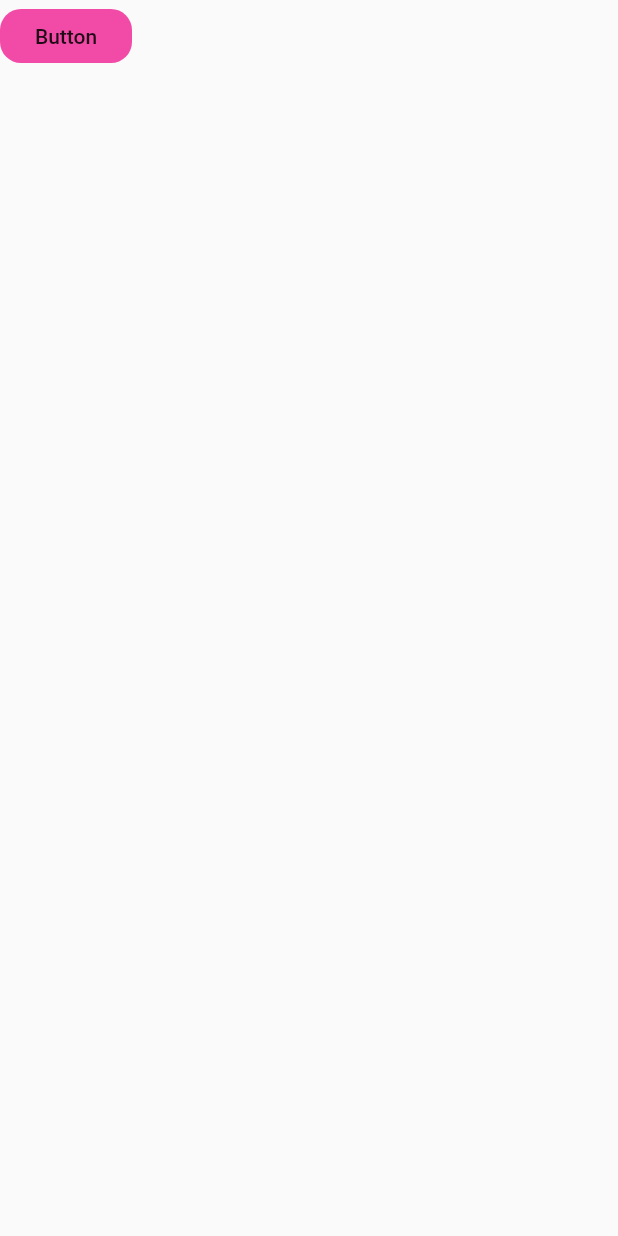
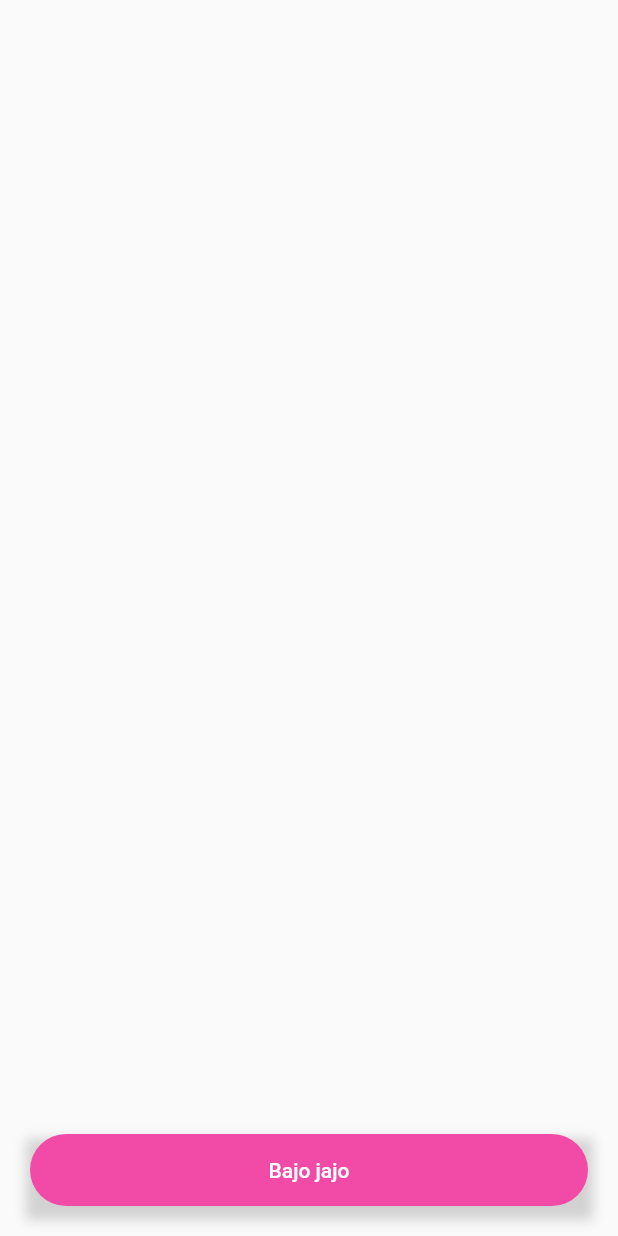
Before and after one commit to skrzypak/Bit-Festival-Hackathon-2020, a Flutter app: the HomeScreen screen opened directly, on a phone screen of 412 x 824 dp. Run offline on Flutter 3.47's test engine with Material 2 defaults, Android fonts, the phone set to English and light mode, and no system bars.

Commit message:
button, shadow, main screen

```diff
--- a/Flutter/corona_info/lib/main.dart
+++ b/Flutter/corona_info/lib/main.dart
@@ -1,3 +1,4 @@
+import 'package:corona_info/screens/home/homeScreen.dart';
 import 'package:corona_info/widgets/BottomButton.dart';
 import 'package:flutter/material.dart';
 
@@ -14,7 +15,7 @@ class MyApp extends StatelessWidget {
         primarySwatch: Colors.blue,
         visualDensity: VisualDensity.adaptivePlatformDensity,
       ),
-      home: MyHomePage(title: 'Flutter Demo Home Page'),
+      home: HomeScreen(),        // <------ home page
     );
   }
 }
@@ -37,7 +38,7 @@ class _MyHomePageState extends State<MyHomePage> {
       ),
       body: Column(
         children:<Widget>[
-          BottomButton(),
+         Text("Hello")
         ]
       ),
 
--- a/Flutter/corona_info/lib/screens/home/homeScreen.dart
+++ b/Flutter/corona_info/lib/screens/home/homeScreen.dart
@@ -1,20 +1,21 @@
 import 'package:corona_info/widgets/BottomButton.dart';
 import 'package:flutter/material.dart';
 
-class HomeScreen extends StatefulWidget {
+class HomeScreen extends StatelessWidget {
   HomeScreen();
-  //HomeScreen({Key key}) : super(key: key);
-
-  @override
-  _HomeScreenState createState() => _HomeScreenState();
-}
-
-class _HomeScreenState extends State<HomeScreen> {
 
   @override
   Widget build(BuildContext context) {
     return Scaffold(
-      body: BottomButton(),
+      body: Center(
+        child: Column(
+          crossAxisAlignment: CrossAxisAlignment.stretch,
+          mainAxisAlignment: MainAxisAlignment.end,
+          children: [
+            BottomButton("Bajo jajo"),
+          ],
+        ),
+      ),
     );
   }
 }
--- a/Flutter/corona_info/lib/widgets/BottomButton.dart
+++ b/Flutter/corona_info/lib/widgets/BottomButton.dart
@@ -1,15 +1,35 @@
 import 'package:corona_info/utils/Colors.dart';
 import 'package:flutter/material.dart';
 
-class BottomButton extends StatelessWidget{
+import 'Shadow.dart';
+
+class BottomButton extends StatelessWidget {
+  String title;
+  BottomButton(this.title);
+
   @override
   Widget build(BuildContext context) {
-   return Container(
-      child: FlatButton(
+    return Padding(
+      padding: const EdgeInsets.all(20.0),
+      child: Container(
+        decoration: BoxDecoration(
+          boxShadow: [CoronaShadow.get()],
+        ),
+        height: 48.0,
+        child: FlatButton(
           color: CoronaColor().secondary,
-          onPressed: () {  },
-          child: Text("Button"),
-          shape: RoundedRectangleBorder(borderRadius: BorderRadius.circular(14)),
+          onPressed: () {},
+          child: Text(
+            title,
+            style: TextStyle(
+              color: Colors.white,
+              fontSize: 14,
+            ),
+          ),
+          shape: RoundedRectangleBorder(
+            borderRadius: BorderRadius.circular(200),
+          ),
+        ),
       ),
     );
   }
--- a/Flutter/corona_info/lib/widgets/Shadow.dart
+++ b/Flutter/corona_info/lib/widgets/Shadow.dart
@@ -1,6 +1,6 @@
 import 'package:flutter/material.dart';
 
-class Shadow {
+class CoronaShadow {
  static BoxShadow get() {
     return BoxShadow(
         color: Color.fromRGBO(0, 0, 0, 0.16),
```
